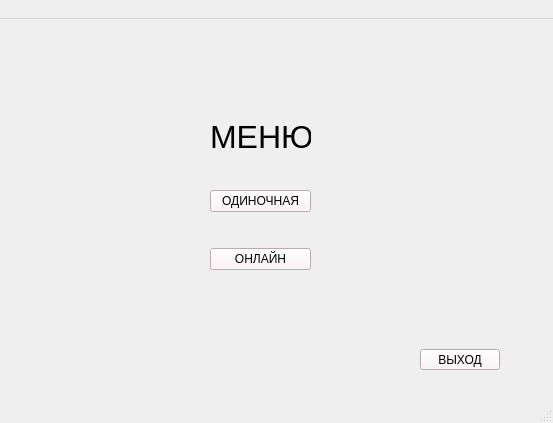
This is menu.ui in ArcasHH/Project as Qt 5 draws it before an edit. The edited form follows.
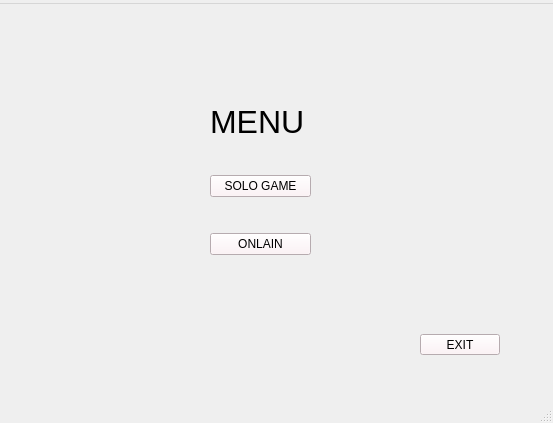
This is the edited form.

```diff
--- a/menu.ui
+++ b/menu.ui
@@ -30,7 +30,7 @@
      <string notr="true">background-color: rgb(255, 240, 245);</string>
     </property>
     <property name="text">
-     <string>ВЫХОД</string>
+     <string>EXIT</string>
     </property>
    </widget>
    <widget class="QWidget" name="layoutWidget">
@@ -51,7 +51,7 @@
         </font>
        </property>
        <property name="text">
-        <string>МЕНЮ</string>
+        <string>MENU</string>
        </property>
       </widget>
      </item>
@@ -77,7 +77,7 @@
         <string notr="true">background-color: rgb(255, 240, 245);</string>
        </property>
        <property name="text">
-        <string>ОДИНОЧНАЯ</string>
+        <string>SOLO GAME</string>
        </property>
       </widget>
      </item>
@@ -103,7 +103,7 @@
         <string notr="true">background-color: rgb(255, 240, 245);</string>
        </property>
        <property name="text">
-        <string>ОНЛАЙН</string>
+        <string>ONLAIN</string>
        </property>
       </widget>
      </item>
@@ -121,7 +121,7 @@
    </property>
    <widget class="QMenu" name="menu">
     <property name="title">
-     <string> </string>
+     <string/>
     </property>
    </widget>
    <addaction name="menu"/>
```
Left out of the diff: 2 changed lines with no effect on the pictures.
